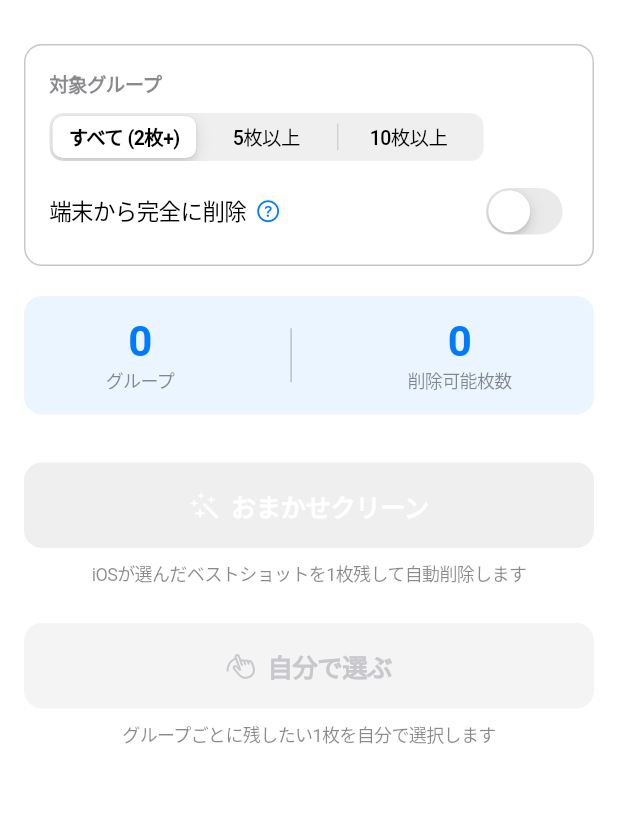
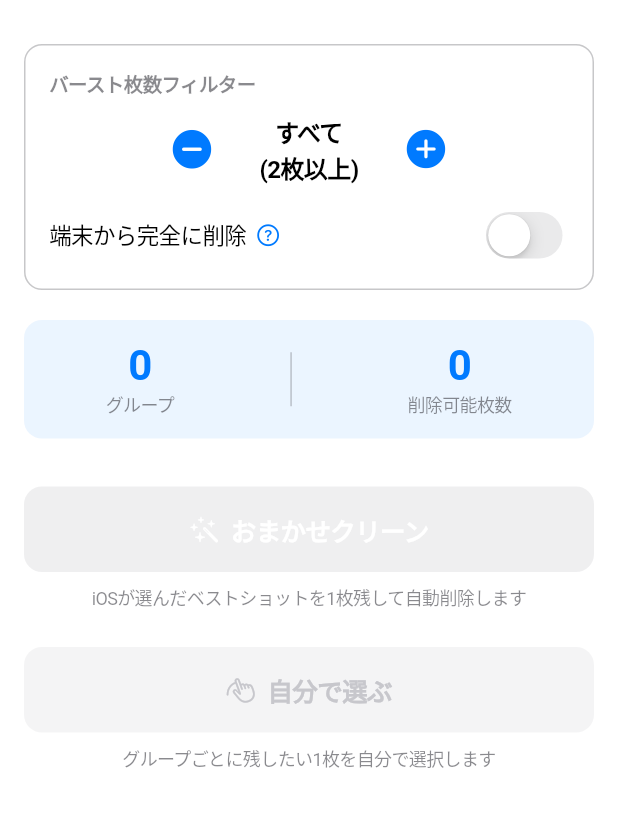
Before and after one commit to tomoyuki0512-hub/onp-quiz-app, a Flutter app: the screen it shows after launch, on a phone screen of 412 x 824 dp, the part 52-879 px from its top. Run offline on Flutter 3.47's test engine with Material 3 defaults, Android fonts, the phone set to English and light mode, and no system bars; missing offline and left inert: photo_manager.

Commit message:
Add photo metadata overlay and flexible burst count filter
- ManualSelectScreen: show shooting time and location (lat/lng) as a
  semi-transparent overlay at the bottom-left of each photo in PageView.
  Location is only shown when non-zero coordinates are available.
- HomeScreen: replace 3-option segmented control with a +/- stepper so
  users can set any minimum burst count from 2 to 99. Label reads
  "すべて (2枚以上)" at the minimum and "N 枚以上" otherwise.

https://claude.ai/code/session_01SoqHF3J3E8ZCNxniZsKxhE

```diff
--- a/lib/screens/home_screen.dart
+++ b/lib/screens/home_screen.dart
@@ -18,8 +18,6 @@ class _HomeScreenState extends State<HomeScreen> {
   bool _isLoading = false;
   int _minCount = 2;
   bool _permanentlyDelete = false;
-
-  static const _segmentValues = {0: 2, 1: 5, 2: 10};
 
   @override
   void initState() {
@@ -270,7 +268,7 @@ class _HomeScreenState extends State<HomeScreen> {
         crossAxisAlignment: CrossAxisAlignment.start,
         children: [
           const Text(
-            '対象グループ',
+            'バースト枚数フィルター',
             style: TextStyle(
               fontSize: 13,
               fontWeight: FontWeight.w600,
@@ -278,21 +276,45 @@ class _HomeScreenState extends State<HomeScreen> {
             ),
           ),
           const SizedBox(height: 10),
-          CupertinoSlidingSegmentedControl<int>(
-            groupValue: _segmentValues.entries
-                .firstWhere((e) => e.value == _minCount,
-                    orElse: () => const MapEntry(0, 2))
-                .key,
-            children: const {
-              0: Text('すべて (2枚+)'),
-              1: Text('5枚以上'),
-              2: Text('10枚以上'),
-            },
-            onValueChanged: (v) {
-              if (v != null) {
-                setState(() => _minCount = _segmentValues[v]!);
-              }
-            },
+          Row(
+            mainAxisAlignment: MainAxisAlignment.center,
+            children: [
+              CupertinoButton(
+                padding: EdgeInsets.zero,
+                minSize: 36,
+                onPressed:
+                    _minCount > 2 ? () => setState(() => _minCount--) : null,
+                child: const Icon(
+                  CupertinoIcons.minus_circle_fill,
+                  size: 30,
+                  color: CupertinoColors.systemBlue,
+                ),
+              ),
+              const SizedBox(width: 12),
+              SizedBox(
+                width: 96,
+                child: Text(
+                  _minCount == 2 ? 'すべて\n(2枚以上)' : '$_minCount 枚以上',
+                  style: const TextStyle(
+                    fontSize: 16,
+                    fontWeight: FontWeight.w600,
+                  ),
+                  textAlign: TextAlign.center,
+                ),
+              ),
+              const SizedBox(width: 12),
+              CupertinoButton(
+                padding: EdgeInsets.zero,
+                minSize: 36,
+                onPressed:
+                    _minCount < 99 ? () => setState(() => _minCount++) : null,
+                child: const Icon(
+                  CupertinoIcons.plus_circle_fill,
+                  size: 30,
+                  color: CupertinoColors.systemBlue,
+                ),
+              ),
+            ],
           ),
           const SizedBox(height: 14),
           Row(
```
Also changed, not shown: lib/screens/manual_select_screen.dart (+59 -1 lines).
